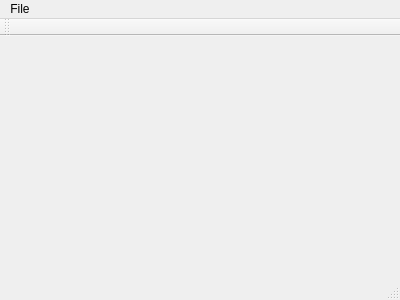
Old version of the form MonkeyUI/MainWindow.ui in the repository cvilas/LabMonkey.
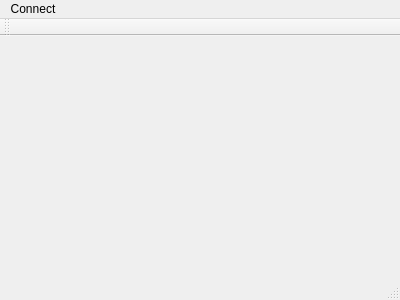
New version of the form.

```diff
--- a/MonkeyUI/MainWindow.ui
+++ b/MonkeyUI/MainWindow.ui
@@ -23,14 +23,14 @@
      <height>23</height>
     </rect>
    </property>
-   <widget class="QMenu" name="menuFile">
+   <widget class="QMenu" name="menuConnect">
     <property name="title">
-     <string>File</string>
+     <string>Connect</string>
     </property>
     <addaction name="actionConnect"/>
     <addaction name="actionExit"/>
    </widget>
-   <addaction name="menuFile"/>
+   <addaction name="menuConnect"/>
   </widget>
   <widget class="QToolBar" name="mainToolBar">
    <attribute name="toolBarArea">
```
Left out of the diff: 8 changed lines with no effect on the pictures.
